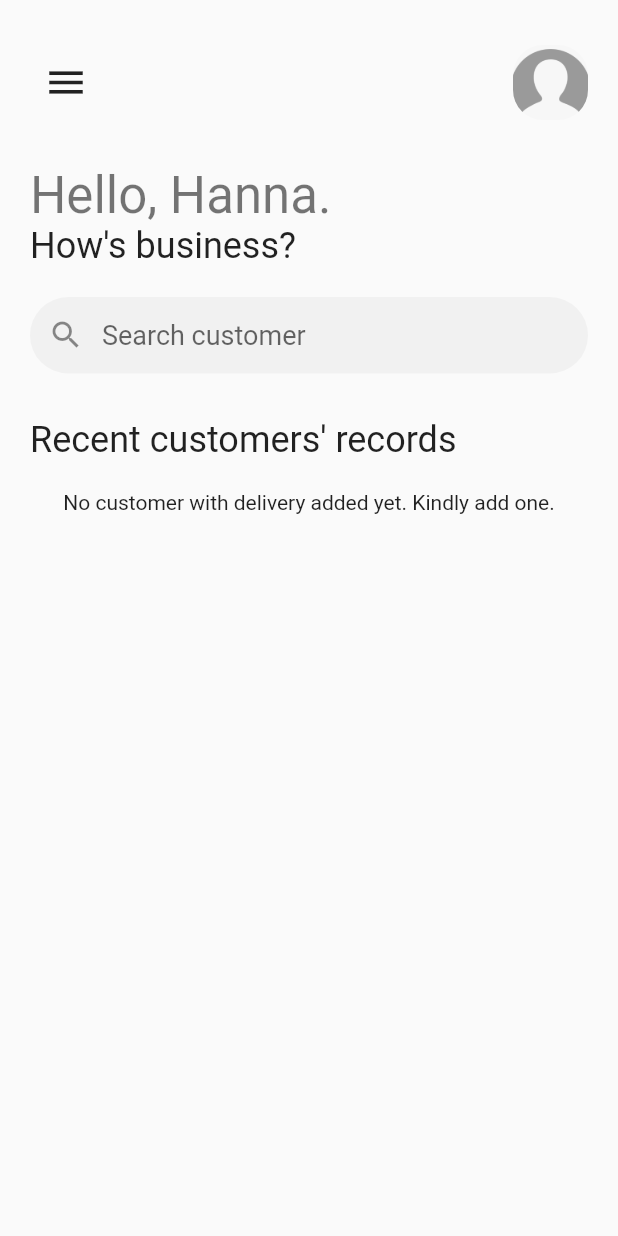
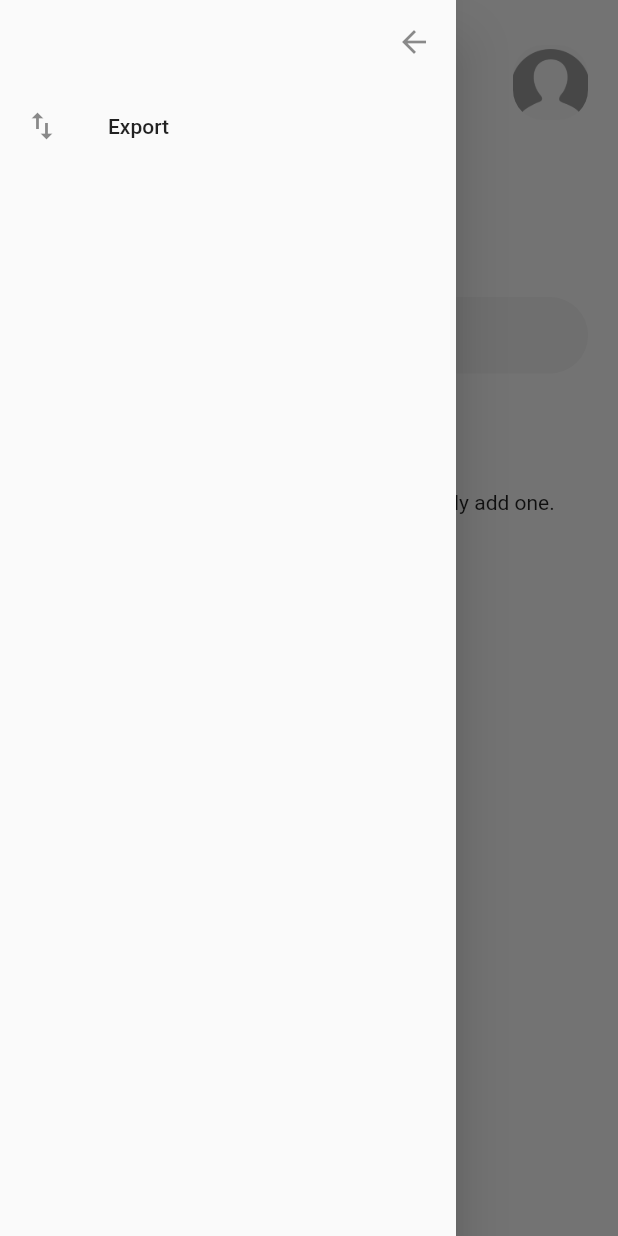
Before and after one commit to king-kloy/benevolence_calculator, a Flutter app: the Home screen opened directly, with the side drawer open (before the commit the screen has no drawer), on a phone screen of 412 x 824 dp. Run offline on Flutter 3.47's test engine with Material 2 defaults, Android fonts, the phone set to English and light mode, and no system bars; our stand-ins replace bloc, equatable, flash, flutter_bloc, flutter_datetime_picker, get_it and 2 more; missing offline and left inert: flutter_phone_direct_caller; accounts and stored records are empty.

```diff
--- a/lib/src/screens/views/home.dart
+++ b/lib/src/screens/views/home.dart
@@ -1,9 +1,9 @@
-import 'package:benevolence_calculator/src/core/bloc/customers_with_deliveries_bloc.dart';
-import 'package:benevolence_calculator/src/screens/components/loading.dart';
 import 'package:flutter/material.dart';
 import 'package:flutter_bloc/flutter_bloc.dart';
 
+import '../../core/bloc/customers_with_deliveries_bloc.dart';
 import '../components/expansion_card.dart';
+import '../components/loading.dart';
 
 class Home extends StatefulWidget {
   @override
@@ -11,17 +11,49 @@ class Home extends StatefulWidget {
 }
 
 class _HomeState extends State<Home> {
+  final _scaffoldKey = GlobalKey<ScaffoldState>();
+
   String _userName = "Hanna";
 
   @override
   Widget build(BuildContext context) {
+
     double mScreenHeight = MediaQuery.of(context).size.height;
     double mScreenWidth = MediaQuery.of(context).size.width;
 
     BlocProvider.of<CustomersWithDeliveriesBloc>(context)
         .add(GetCustomersWithDeliveries());
 
-    return Container(
+    return Scaffold(
+      key: _scaffoldKey,
+      drawer: Drawer(
+        child: Container(
+          child: ListView(
+            children: [
+              ListTile(
+                trailing: Icon(Icons.arrow_back),
+                onTap: () {
+                  Navigator.pop(context);
+                },
+              ),
+              ListTile(
+                leading: Icon(Icons.import_export),
+                title: Text("Export"),
+                onTap: () async {
+                  /* var file = await _api.export();
+
+                  if (file != null) {
+                    toastMessage(context, "Successfully exported data");
+                  } else {
+                    toastMessage(context, "Failed to export data", Colors.red);
+                  } */
+                },
+              ),
+            ],
+          ),
+        ),
+      ),
+      body: Container(
         height: mScreenHeight,
         width: mScreenWidth,
         margin: EdgeInsets.symmetric(horizontal: 20),
@@ -50,8 +82,8 @@ class _HomeState extends State<Home> {
                         borderSide: BorderSide.none,
                       ),
                       contentPadding: EdgeInsets.all(15.0),
-                    prefixIcon:
-                        IconButton(onPressed: () {}, icon: Icon(Icons.search)),
+                      prefixIcon: IconButton(
+                          onPressed: () {}, icon: Icon(Icons.search)),
                       hintText: "Search customer",
                       filled: true,
                       fillColor: Color(0xFFCECECE).withOpacity(0.2))),
@@ -99,6 +131,7 @@ class _HomeState extends State<Home> {
             ),
           ],
         ),
+      ),
     );
   }
 
@@ -107,7 +140,9 @@ class _HomeState extends State<Home> {
       mainAxisAlignment: MainAxisAlignment.spaceBetween,
       children: [
         IconButton(
-          onPressed: () {},
+          onPressed: () {
+            _scaffoldKey.currentState.openDrawer();
+          },
           icon: Icon(
             Icons.menu,
             size: 30,
```
Lines whose indentation alone changed are shown as unchanged.
